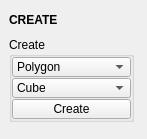
First picture: the form in tentacle/ui/create.ui, repository m3trik/tentacle, before the edit.
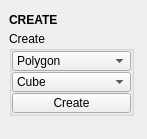
Second picture: the form after the edit. Custom widgets are drawn as their Qt base class.

The edit to the form file:
```diff
--- a/tentacle/ui/create.ui
+++ b/tentacle/ui/create.ui
@@ -40,6 +40,11 @@
   <widget class="QWidget" name="central_widget">
    <layout class="QVBoxLayout" name="verticalLayout_2">
     <item>
+     <layout class="QVBoxLayout" name="verticalLayout">
+      <property name="spacing">
+       <number>0</number>
+      </property>
+      <item>
      <widget class="DraggableHeader" name="draggableHeader">
       <property name="minimumSize">
        <size>
@@ -65,11 +70,6 @@
      </widget>
     </item>
     <item>
-     <layout class="QVBoxLayout" name="verticalLayout">
-      <property name="spacing">
-       <number>0</number>
-      </property>
-      <item>
        <widget class="QGroupBox" name="groupBox">
         <property name="minimumSize">
          <size>
```
Left out of the diff: 2 changed lines with no effect on the pictures. Lines whose indentation alone changed are shown as unchanged.
